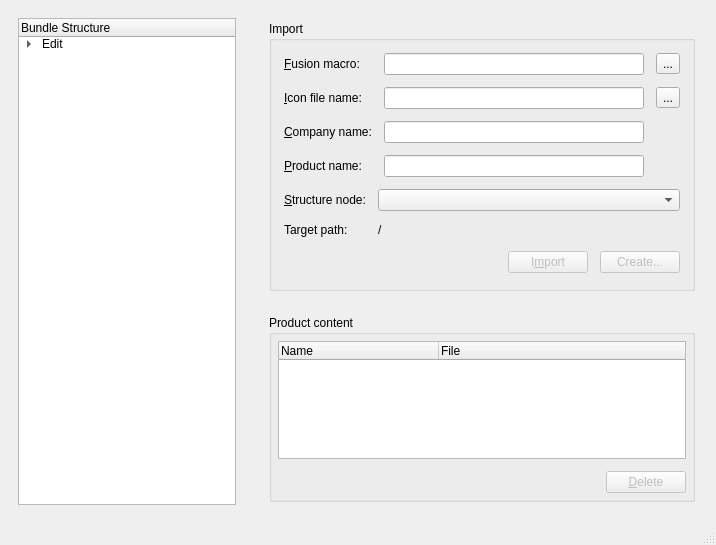
First picture: the form in mainwindow.ui, repository britus/DRFXBuilder, before the edit.
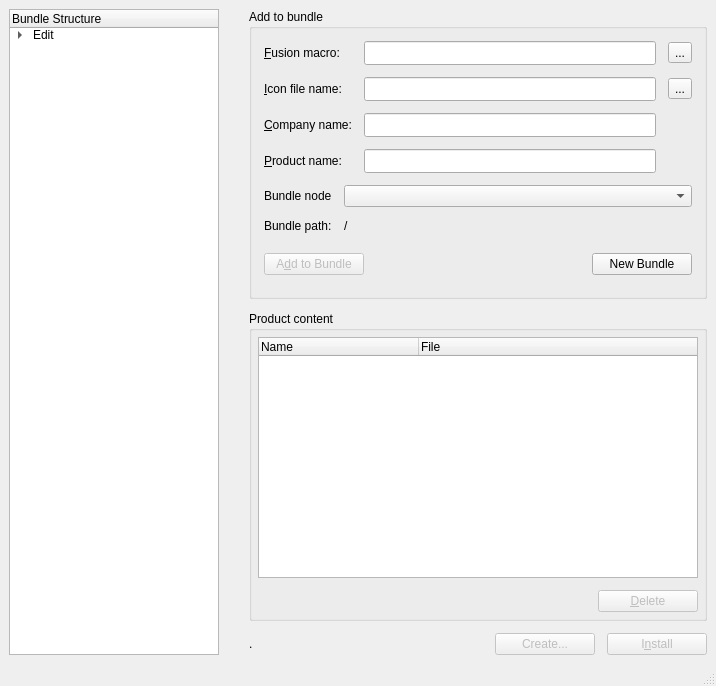
Second picture: the form after the edit. Icons and pictures are not drawn.

What changed in the file:
```diff
--- a/mainwindow.ui
+++ b/mainwindow.ui
@@ -7,7 +7,7 @@
     <x>0</x>
     <y>0</y>
     <width>716</width>
-    <height>545</height>
+    <height>686</height>
    </rect>
   </property>
   <property name="windowTitle">
@@ -24,11 +24,23 @@
      <verstretch>0</verstretch>
     </sizepolicy>
    </property>
-   <layout class="QGridLayout" name="gridLayout_3">
+   <layout class="QHBoxLayout" name="horizontalLayout_4">
     <property name="spacing">
      <number>12</number>
     </property>
-    <item row="0" column="0">
+    <property name="leftMargin">
+     <number>0</number>
+    </property>
+    <property name="topMargin">
+     <number>0</number>
+    </property>
+    <property name="rightMargin">
+     <number>0</number>
+    </property>
+    <property name="bottomMargin">
+     <number>0</number>
+    </property>
+    <item>
      <widget class="QWidget" name="pnlBundle" native="true">
       <property name="sizePolicy">
        <sizepolicy hsizetype="Fixed" vsizetype="Expanding">
@@ -172,7 +184,7 @@
       </layout>
      </widget>
     </item>
-    <item row="0" column="1">
+    <item>
      <widget class="QWidget" name="pnlContent" native="true">
       <property name="sizePolicy">
        <sizepolicy hsizetype="Expanding" vsizetype="Expanding">
@@ -188,21 +200,6 @@
       </property>
       <layout class="QVBoxLayout" name="verticalLayout_4">
        <property name="spacing">
-        <number>24</number>
-       </property>
-       <property name="sizeConstraint">
-        <enum>QLayout::SetMinAndMaxSize</enum>
-       </property>
-       <property name="leftMargin">
-        <number>12</number>
-       </property>
-       <property name="topMargin">
-        <number>12</number>
-       </property>
-       <property name="rightMargin">
-        <number>12</number>
-       </property>
-       <property name="bottomMargin">
         <number>12</number>
        </property>
        <item>
@@ -216,11 +213,11 @@
          <property name="minimumSize">
           <size>
            <width>0</width>
-           <height>270</height>
+           <height>290</height>
           </size>
          </property>
          <property name="title">
-          <string>Import</string>
+          <string>Add to bundle</string>
          </property>
          <layout class="QVBoxLayout" name="verticalLayout_2">
           <property name="spacing">
@@ -280,6 +277,18 @@
                  <verstretch>0</verstretch>
                 </sizepolicy>
                </property>
+               <property name="minimumSize">
+                <size>
+                 <width>0</width>
+                 <height>24</height>
+                </size>
+               </property>
+               <property name="statusTip">
+                <string>Name of the Fusion macro file to add to the package.</string>
+               </property>
+               <property name="whatsThis">
+                <string>Name of the Fusion macro file to add to the package.</string>
+               </property>
               </widget>
              </item>
              <item row="0" column="2">
@@ -313,6 +322,18 @@
                  <verstretch>0</verstretch>
                 </sizepolicy>
                </property>
+               <property name="minimumSize">
+                <size>
+                 <width>0</width>
+                 <height>24</height>
+                </size>
+               </property>
+               <property name="statusTip">
+                <string>Name of the icon file to add to the package.</string>
+               </property>
+               <property name="whatsThis">
+                <string>Name of the icon file to add to the package.</string>
+               </property>
               </widget>
              </item>
              <item row="1" column="2">
@@ -355,10 +376,36 @@
               </widget>
              </item>
              <item row="2" column="1">
-              <widget class="QLineEdit" name="edCompany"/>
+              <widget class="QLineEdit" name="edCompany">
+               <property name="minimumSize">
+                <size>
+                 <width>0</width>
+                 <height>24</height>
+                </size>
+               </property>
+               <property name="statusTip">
+                <string>Your company name will be displayed in the Fusion Tools tree</string>
+               </property>
+               <property name="whatsThis">
+                <string>Your company name will be displayed in the Fusion Tools tree</string>
+               </property>
+              </widget>
              </item>
              <item row="3" column="1">
-              <widget class="QLineEdit" name="edProduct"/>
+              <widget class="QLineEdit" name="edProduct">
+               <property name="minimumSize">
+                <size>
+                 <width>0</width>
+                 <height>24</height>
+                </size>
+               </property>
+               <property name="statusTip">
+                <string>Your product name will be displayed in the Fusion Tools tree</string>
+               </property>
+               <property name="whatsThis">
+                <string>Your product name will be displayed in the Fusion Tools tree</string>
+               </property>
+              </widget>
              </item>
             </layout>
            </widget>
@@ -390,7 +437,7 @@
                 </sizepolicy>
                </property>
                <property name="text">
-                <string>&amp;Structure node:</string>
+                <string>Bundle node</string>
                </property>
                <property name="buddy">
                 <cstring>cbBundleNode</cstring>
@@ -410,7 +457,7 @@
              <item row="1" column="0">
               <widget class="QLabel" name="label_6">
                <property name="text">
-                <string>Target path:</string>
+                <string>Bundle path:</string>
                </property>
               </widget>
              </item>
@@ -442,26 +489,25 @@
              <property name="bottomMargin">
               <number>0</number>
              </property>
-             <item>
-              <spacer name="horizontalSpacer">
-               <property name="orientation">
-                <enum>Qt::Horizontal</enum>
-               </property>
-               <property name="sizeHint" stdset="0">
-                <size>
-                 <width>261</width>
-                 <height>20</height>
-                </size>
-               </property>
-              </spacer>
-             </item>
              <item>
               <widget class="QPushButton" name="pbImport">
                <property name="enabled">
                 <bool>false</bool>
                </property>
+               <property name="minimumSize">
+                <size>
+                 <width>100</width>
+                 <height>0</height>
+                </size>
+               </property>
+               <property name="statusTip">
+                <string>Add your Fusion VFX to bundle structure</string>
+               </property>
+               <property name="whatsThis">
+                <string>Add your Fusion VFX to bundle structure</string>
+               </property>
                <property name="text">
-                <string>I&amp;mport</string>
+                <string>A&amp;dd to Bundle</string>
                </property>
                <property name="autoDefault">
                 <bool>true</bool>
@@ -472,12 +518,34 @@
               </widget>
              </item>
              <item>
-              <widget class="QPushButton" name="pbBuildDRFX">
-               <property name="enabled">
-                <bool>false</bool>
+              <spacer name="horizontalSpacer">
+               <property name="orientation">
+                <enum>Qt::Horizontal</enum>
+               </property>
+               <property name="sizeHint" stdset="0">
+                <size>
+                 <width>261</width>
+                 <height>20</height>
+                </size>
+               </property>
+              </spacer>
+             </item>
+             <item>
+              <widget class="QPushButton" name="pbNewBundle">
+               <property name="minimumSize">
+                <size>
+                 <width>100</width>
+                 <height>0</height>
+                </size>
+               </property>
+               <property name="statusTip">
+                <string>Reset bundle structure</string>
+               </property>
+               <property name="whatsThis">
+                <string>Reset bundle structure</string>
                </property>
                <property name="text">
-                <string>Create...</string>
+                <string>New Bundle</string>
                </property>
                <property name="autoDefault">
                 <bool>true</bool>
@@ -624,9 +692,27 @@
                <property name="enabled">
                 <bool>false</bool>
                </property>
+               <property name="minimumSize">
+                <size>
+                 <width>100</width>
+                 <height>0</height>
+                </size>
+               </property>
+               <property name="toolTip">
+                <string>Delete selected item from DRFX bundle structure</string>
+               </property>
+               <property name="statusTip">
+                <string>Delete selected item from DRFX bundle structure</string>
+               </property>
+               <property name="whatsThis">
+                <string>Delete selected item from DRFX bundle structure</string>
+               </property>
                <property name="text">
                 <string>&amp;Delete</string>
                </property>
+               <property name="autoDefault">
+                <bool>true</bool>
+               </property>
               </widget>
              </item>
             </layout>
@@ -635,6 +721,109 @@
          </layout>
         </widget>
        </item>
+       <item>
+        <widget class="QWidget" name="pnlButtonBottom" native="true">
+         <property name="sizePolicy">
+          <sizepolicy hsizetype="MinimumExpanding" vsizetype="Minimum">
+           <horstretch>0</horstretch>
+           <verstretch>0</verstretch>
+          </sizepolicy>
+         </property>
+         <layout class="QHBoxLayout" name="horizontalLayout_3">
+          <property name="spacing">
+           <number>12</number>
+          </property>
+          <property name="leftMargin">
+           <number>0</number>
+          </property>
+          <property name="topMargin">
+           <number>0</number>
+          </property>
+          <property name="rightMargin">
+           <number>0</number>
+          </property>
+          <property name="bottomMargin">
+           <number>0</number>
+          </property>
+          <item>
+           <widget class="QLabel" name="txBundleFile">
+            <property name="text">
+             <string>.</string>
+            </property>
+           </widget>
+          </item>
+          <item>
+           <spacer name="horizontalSpacer_3">
+            <property name="orientation">
+             <enum>Qt::Horizontal</enum>
+            </property>
+            <property name="sizeHint" stdset="0">
+             <size>
+              <width>193</width>
+              <height>20</height>
+             </size>
+            </property>
+           </spacer>
+          </item>
+          <item>
+           <widget class="QPushButton" name="pbBuildDRFX">
+            <property name="enabled">
+             <bool>false</bool>
+            </property>
+            <property name="minimumSize">
+             <size>
+              <width>100</width>
+              <height>0</height>
+             </size>
+            </property>
+            <property name="toolTip">
+             <string>Create the DRFX bundle file</string>
+            </property>
+            <property name="statusTip">
+             <string>Create the DRFX bundle file</string>
+            </property>
+            <property name="whatsThis">
+             <string>Create the DRFX bundle file</string>
+            </property>
+            <property name="text">
+             <string>Create...</string>
+            </property>
+            <property name="autoDefault">
+             <bool>true</bool>
+            </property>
+           </widget>
+          </item>
+          <item>
+           <widget class="QPushButton" name="pbInstall">
+            <property name="enabled">
+             <bool>false</bool>
+            </property>
+            <property name="minimumSize">
+             <size>
+              <width>100</width>
+              <height>0</height>
+             </size>
+            </property>
+            <property name="toolTip">
+             <string>Install the DRFX bundle file to Davinci Resolve templates or Fusion templates.</string>
+            </property>
+            <property name="statusTip">
+             <string>Install the DRFX bundle file to Davinci Resolve templates or Fusion templates.</string>
+            </property>
+            <property name="whatsThis">
+             <string>Install the DRFX bundle file to Davinci Resolve templates or Fusion templates.</string>
+            </property>
+            <property name="text">
+             <string>I&amp;nstall</string>
+            </property>
+            <property name="autoDefault">
+             <bool>true</bool>
+            </property>
+           </widget>
+          </item>
+         </layout>
+        </widget>
+       </item>
       </layout>
      </widget>
     </item>
```
Left out of the diff: 43 changed lines with no effect on the pictures.
